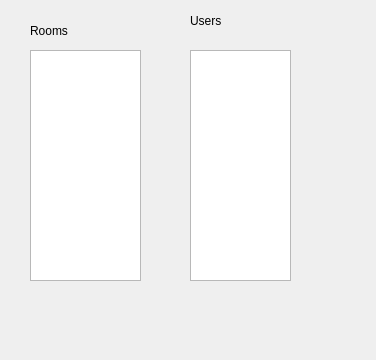
Old version of the form ChatApplicationClient/applicationwindow.ui in the repository enesdurmus/ChatApplication-With-QT.
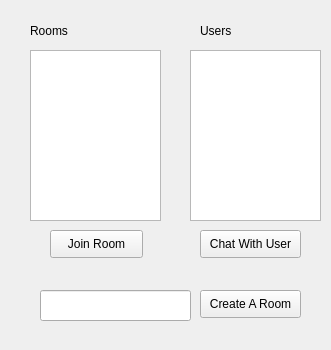
New version of the form.

Patch:
```diff
--- a/ChatApplicationClient/applicationwindow.ui
+++ b/ChatApplicationClient/applicationwindow.ui
@@ -6,8 +6,8 @@
    <rect>
     <x>0</x>
     <y>0</y>
-    <width>376</width>
-    <height>360</height>
+    <width>331</width>
+    <height>350</height>
    </rect>
   </property>
   <property name="windowTitle">
@@ -18,8 +18,8 @@
     <rect>
      <x>30</x>
      <y>50</y>
-     <width>111</width>
-     <height>231</height>
+     <width>131</width>
+     <height>171</height>
     </rect>
    </property>
   </widget>
@@ -28,16 +28,16 @@
     <rect>
      <x>190</x>
      <y>50</y>
-     <width>101</width>
-     <height>231</height>
+     <width>131</width>
+     <height>171</height>
     </rect>
    </property>
   </widget>
   <widget class="QLabel" name="label">
    <property name="geometry">
     <rect>
-     <x>190</x>
-     <y>10</y>
+     <x>200</x>
+     <y>20</y>
      <width>141</width>
      <height>21</height>
     </rect>
@@ -59,6 +59,55 @@
     <string>Rooms</string>
    </property>
   </widget>
+  <widget class="QPushButton" name="pushButton">
+   <property name="geometry">
+    <rect>
+     <x>200</x>
+     <y>230</y>
+     <width>101</width>
+     <height>28</height>
+    </rect>
+   </property>
+   <property name="text">
+    <string>Chat With User</string>
+   </property>
+  </widget>
+  <widget class="QPushButton" name="pushButton_2">
+   <property name="geometry">
+    <rect>
+     <x>50</x>
+     <y>230</y>
+     <width>93</width>
+     <height>28</height>
+    </rect>
+   </property>
+   <property name="text">
+    <string>Join Room</string>
+   </property>
+  </widget>
+  <widget class="QPushButton" name="pushButton_3">
+   <property name="geometry">
+    <rect>
+     <x>200</x>
+     <y>290</y>
+     <width>101</width>
+     <height>28</height>
+    </rect>
+   </property>
+   <property name="text">
+    <string>Create A Room</string>
+   </property>
+  </widget>
+  <widget class="QLineEdit" name="lineEdit">
+   <property name="geometry">
+    <rect>
+     <x>40</x>
+     <y>290</y>
+     <width>151</width>
+     <height>31</height>
+    </rect>
+   </property>
+  </widget>
  </widget>
  <resources/>
  <connections/>
```
Left out of the diff: 4 changed lines with no effect on the pictures.
